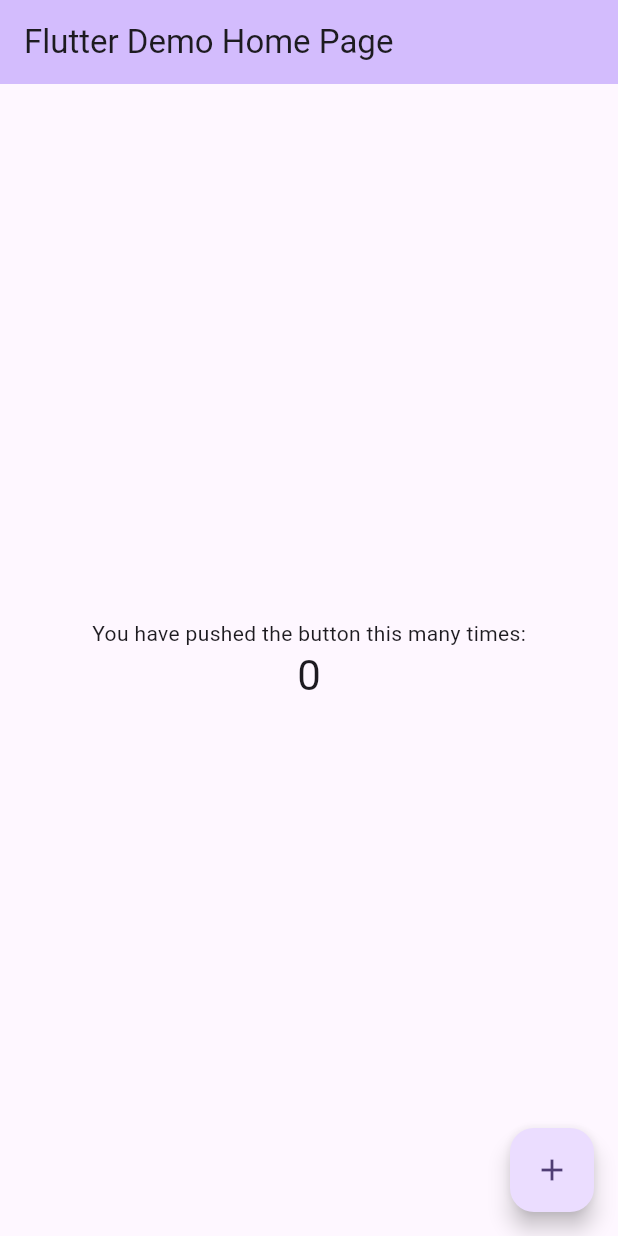
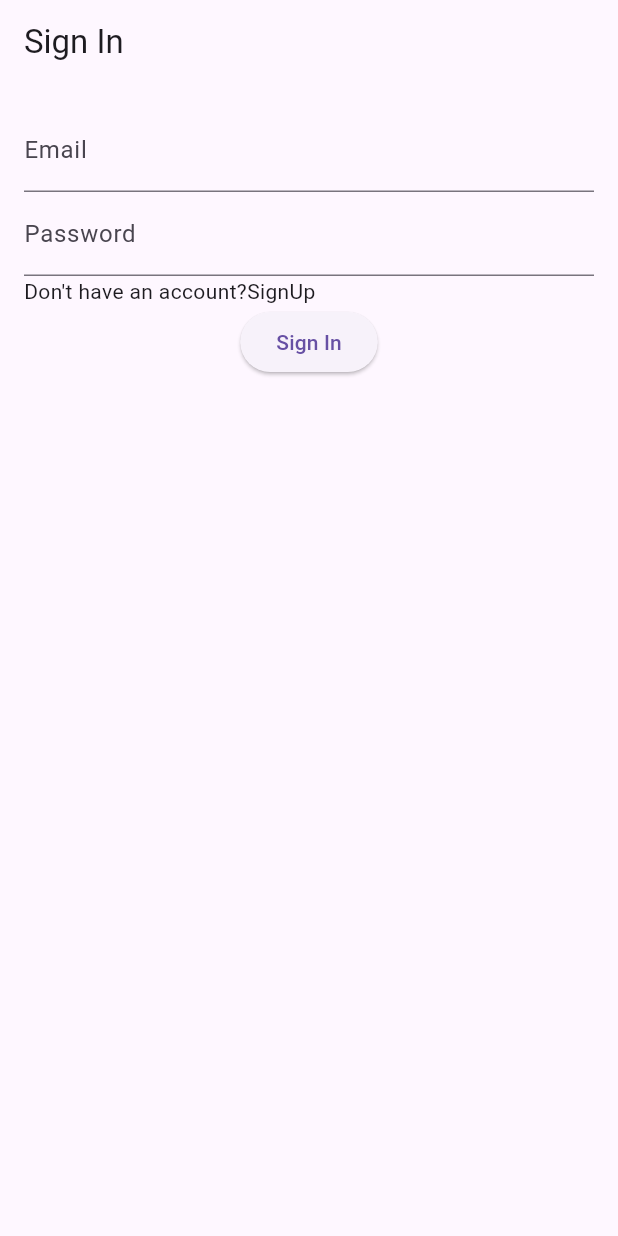
Before and after one commit to Imran-Chowdhury/ServiceBay, a Flutter app: the screen it shows after launch, on a phone screen of 412 x 824 dp. Run offline on Flutter 3.47's test engine with Material 3 defaults, Android fonts, the phone set to English and light mode, and no system bars; our stand-ins replace cloud_firestore, firebase_auth, firebase_core, flutter_riverpod; accounts and stored records are empty.

```diff
--- a/lib/controllers/auth_controller.dart
+++ b/lib/controllers/auth_controller.dart
@@ -0,0 +1,79 @@
+import 'package:flutter_riverpod/flutter_riverpod.dart';
+import 'package:firebase_auth/firebase_auth.dart';
+import 'package:cloud_firestore/cloud_firestore.dart';
+
+final authControllerProvider = StateNotifierProvider<AuthController, AuthState>((ref) {
+  return AuthController();
+});
+
+class AuthState {
+  final User? user;
+  final bool isLoading;
+
+  AuthState({this.user, this.isLoading = false});
+
+  AuthState copyWith({User? user, bool? isLoading}) {
+    return AuthState(
+      user: user ?? this.user,
+      isLoading: isLoading ?? this.isLoading,
+    );
+  }
+}
+
+class AuthController extends StateNotifier<AuthState> {
+  AuthController() : super(AuthState());
+
+  final FirebaseAuth auth = FirebaseAuth.instance;
+  final FirebaseFirestore fireStore = FirebaseFirestore.instance;
+
+  Future<void> signUp({
+    required String name,
+    required String email,
+    required String password,
+    required String role,
+  }) async {
+    state = state.copyWith(isLoading: true);
+    try {
+      UserCredential userCredential = await auth.createUserWithEmailAndPassword(
+        email: email,
+        password: password,
+      );
+      await userCredential.user?.updateProfile(displayName: name);
+      User? user = userCredential.user;
+
+
+      if (user != null) {
+        await fireStore.collection('users').doc(user.uid).set({
+          'name': name,
+          'email': email,
+          'role': role,
+        });
+        state = state.copyWith(user: user, isLoading: false);
+      }
+    } catch (e) {
+      state = state.copyWith(isLoading: false);
+      throw Exception('Failed to sign up: $e');
+    }
+  }
+
+  Future<void> signIn(String email, String password) async {
+    state = state.copyWith(isLoading: true);
+    try {
+      UserCredential userCredential = await auth.signInWithEmailAndPassword(
+        email: email,
+        password: password,
+      );
+      final user = FirebaseAuth.instance.currentUser;
+      // state = state.copyWith(user: userCredential.user, isLoading: false);
+      state = state.copyWith(user: user, isLoading: false);
+    } catch (e) {
+      state = state.copyWith(isLoading: false);
+      throw Exception('Failed to sign in: $e');
+    }
+  }
+
+  Future<void> signOut() async {
+    await auth.signOut();
+    state = state.copyWith(user: null);
+  }
+}
--- a/lib/main.dart
+++ b/lib/main.dart
@@ -2,129 +2,35 @@ import 'dart:io';
 
 import 'package:firebase_core/firebase_core.dart';
 import 'package:flutter/material.dart';
+import 'package:flutter_riverpod/flutter_riverpod.dart';
+import 'package:service_bay/screens/home_screen.dart';
+import 'package:service_bay/screens/sign_in_screen.dart';
+import 'package:service_bay/screens/sign_up_screen.dart';
 
+// void main() async {
+//   WidgetsFlutterBinding.ensureInitialized();
+//   await Firebase.initializeApp();
+//   runApp( MyApp());
+// }
 void main() async {
   WidgetsFlutterBinding.ensureInitialized();
   await Firebase.initializeApp();
-  runApp(const MyApp());
+  runApp(ProviderScope(child: MyApp()));
 }
 
+
 class MyApp extends StatelessWidget {
-  const MyApp({super.key});
-
-  // This widget is the root of your application.
   @override
   Widget build(BuildContext context) {
     return MaterialApp(
-      title: 'Flutter Demo',
-      theme: ThemeData(
-        // This is the theme of your application.
-        //
-        // TRY THIS: Try running your application with "flutter run". You'll see
-        // the application has a purple toolbar. Then, without quitting the app,
-        // try changing the seedColor in the colorScheme below to Colors.green
-        // and then invoke "hot reload" (save your changes or press the "hot
-        // reload" button in a Flutter-supported IDE, or press "r" if you used
-        // the command line to start the app).
-        //
-        // Notice that the counter didn't reset back to zero; the application
-        // state is not lost during the reload. To reset the state, use hot
-        // restart instead.
-        //
-        // This works for code too, not just values: Most code changes can be
-        // tested with just a hot reload.
-        colorScheme: ColorScheme.fromSeed(seedColor: Colors.deepPurple),
-        useMaterial3: true,
-      ),
-      home: const MyHomePage(title: 'Flutter Demo Home Page'),
+      debugShowCheckedModeBanner: false,
+      initialRoute: '/signIn',
+      // initialRoute: '/signUp',
+      routes: {
+        '/signIn': (context) => SignInScreen(),
+        '/signUp': (context) => SignUpScreen(),
+        '/home': (context) => const HomeScreen(),
+      },
     );
   }
 }
-
-class MyHomePage extends StatefulWidget {
-  const MyHomePage({super.key, required this.title});
-
-  // This widget is the home page of your application. It is stateful, meaning
-  // that it has a State object (defined below) that contains fields that affect
-  // how it looks.
-
-  // This class is the configuration for the state. It holds the values (in this
-  // case the title) provided by the parent (in this case the App widget) and
-  // used by the build method of the State. Fields in a Widget subclass are
-  // always marked "final".
-
-  final String title;
-
-  @override
-  State<MyHomePage> createState() => _MyHomePageState();
-}
-
-class _MyHomePageState extends State<MyHomePage> {
-  int _counter = 0;
-
-  void _incrementCounter() {
-    setState(() {
-      // This call to setState tells the Flutter framework that something has
-      // changed in this State, which causes it to rerun the build method below
-      // so that the display can reflect the updated values. If we changed
-      // _counter without calling setState(), then the build method would not be
-      // called again, and so nothing would appear to happen.
-      _counter++;
-    });
-  }
-
-  @override
-  Widget build(BuildContext context) {
-    // This method is rerun every time setState is called, for instance as done
-    // by the _incrementCounter method above.
-    //
-    // The Flutter framework has been optimized to make rerunning build methods
-    // fast, so that you can just rebuild anything that needs updating rather
-    // than having to individually change instances of widgets.
-    return Scaffold(
-      appBar: AppBar(
-        // TRY THIS: Try changing the color here to a specific color (to
-        // Colors.amber, perhaps?) and trigger a hot reload to see the AppBar
-        // change color while the other colors stay the same.
-        backgroundColor: Theme.of(context).colorScheme.inversePrimary,
-        // Here we take the value from the MyHomePage object that was created by
-        // the App.build method, and use it to set our appbar title.
-        title: Text(widget.title),
-      ),
-      body: Center(
-        // Center is a layout widget. It takes a single child and positions it
-        // in the middle of the parent.
-        child: Column(
-          // Column is also a layout widget. It takes a list of children and
-          // arranges them vertically. By default, it sizes itself to fit its
-          // children horizontally, and tries to be as tall as its parent.
-          //
-          // Column has various properties to control how it sizes itself and
-          // how it positions its children. Here we use mainAxisAlignment to
-          // center the children vertically; the main axis here is the vertical
-          // axis because Columns are vertical (the cross axis would be
-          // horizontal).
-          //
-          // TRY THIS: Invoke "debug painting" (choose the "Toggle Debug Paint"
-          // action in the IDE, or press "p" in the console), to see the
-          // wireframe for each widget.
-          mainAxisAlignment: MainAxisAlignment.center,
-          children: <Widget>[
-            const Text(
-              'You have pushed the button this many times:',
-            ),
-            Text(
-              '$_counter',
-              style: Theme.of(context).textTheme.headlineMedium,
-            ),
-          ],
-        ),
-      ),
-      floatingActionButton: FloatingActionButton(
-        onPressed: _incrementCounter,
-        tooltip: 'Increment',
-        child: const Icon(Icons.add),
-      ), // This trailing comma makes auto-formatting nicer for build methods.
-    );
-  }
-}
--- a/lib/screens/sign_in_screen.dart
+++ b/lib/screens/sign_in_screen.dart
@@ -0,0 +1,76 @@
+import 'package:flutter/material.dart';
+import 'package:flutter_riverpod/flutter_riverpod.dart';
+import '../controllers/auth_controller.dart';
+
+
+class SignInScreen extends ConsumerStatefulWidget {
+  @override
+  _SignInScreenState createState() => _SignInScreenState();
+}
+
+class _SignInScreenState extends ConsumerState<SignInScreen> {
+  final _formKey = GlobalKey<FormState>();
+  String email = '';
+  String password = '';
+
+  void signIn() async {
+    if (_formKey.currentState!.validate()) {
+      try {
+        await ref.read(authControllerProvider.notifier).signIn(email, password);
+        Navigator.pushNamed(context, '/home');
+      } catch (e) {
+        ScaffoldMessenger.of(context).showSnackBar(SnackBar(
+          content: Text(e.toString()),
+        ));
+      }
+    }
+  }
+
+  @override
+  Widget build(BuildContext context) {
+    final isLoading = ref.watch(authControllerProvider).isLoading;
+
+    return Scaffold(
+      appBar: AppBar(title: Text('Sign In')),
+      body: isLoading
+          ? Center(child: CircularProgressIndicator())
+          : Padding(
+        padding: const EdgeInsets.all(16.0),
+        child: Form(
+          key: _formKey,
+          child: Column(
+            children: [
+              TextFormField(
+                decoration: InputDecoration(labelText: 'Email'),
+                onChanged: (value) => email = value,
+                validator: (value) =>
+                value!.isEmpty ? 'Email is required' : null,
+              ),
+              TextFormField(
+                decoration: InputDecoration(labelText: 'Password'),
+                onChanged: (value) => password = value,
+                obscureText: true,
+                validator: (value) =>
+                value!.isEmpty ? 'Password is required' : null,
+              ),
+              Row(
+                children: [
+                  Text("Don't have an account?"),
+                  GestureDetector(
+                    onTap: (){
+                      Navigator.pushNamed(context, '/signUp');
+                    },
+                    child: Text("SignUp"),),
+                ],
+              ),
+              ElevatedButton(
+                onPressed: signIn,
+                child: Text('Sign In'),
+              ),
+            ],
+          ),
+        ),
+      ),
+    );
+  }
+}
--- a/pubspec.yaml
+++ b/pubspec.yaml
@@ -36,6 +36,9 @@ dependencies:
   # Use with the CupertinoIcons class for iOS style icons.
   cupertino_icons: ^1.0.6
   firebase_core: ^3.6.0
+  cloud_firestore: ^5.4.4
+  flutter_riverpod: ^2.4.9
+  firebase_auth: ^5.3.1
 
 dev_dependencies:
   flutter_test:
```
Also changed, not shown: lib/models/user_model.dart (+33 -0 lines), lib/screens/home_screen.dart (+30 -0 lines), lib/screens/sign_up_screen.dart (+123 -0 lines), pubspec.lock, 5 other files.
